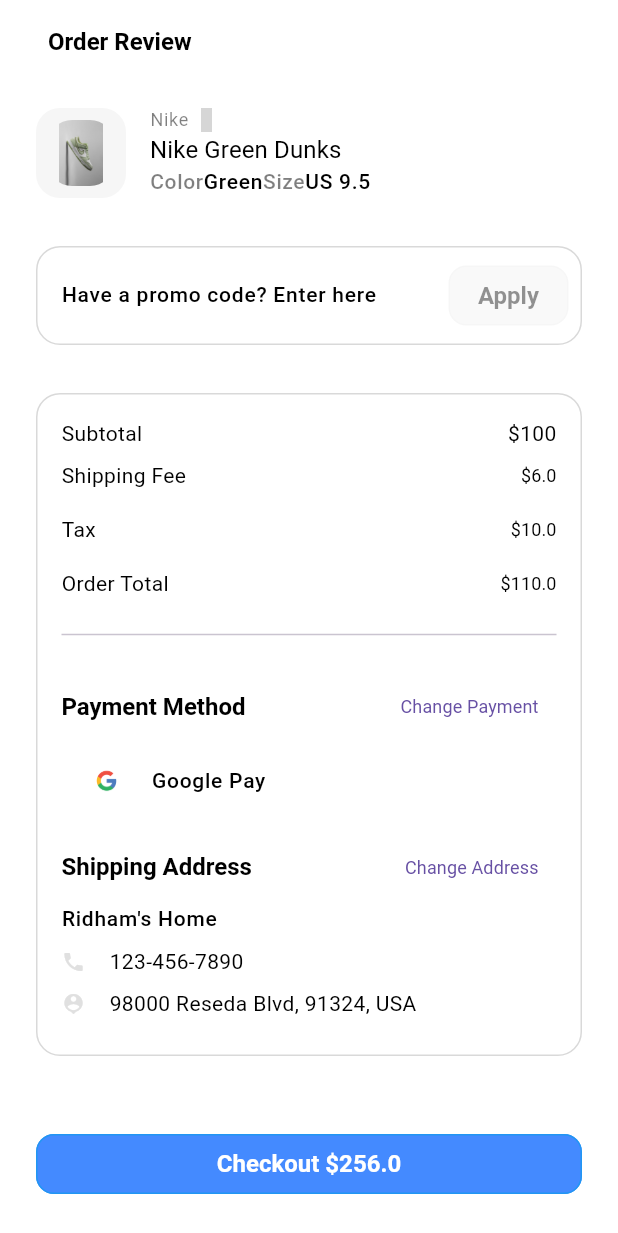
After one commit to Ridhampatel23/Flutter_Ecom_app, a Flutter app: the CheckoutScreen screen opened directly, scrolled down 100 dp, after a tap on "Apply", on a phone screen of 412 x 824 dp. The commit adds this screen. Shown: the top 1233 px of the screen. Run offline on Flutter 3.47's test engine with Material 3 defaults, Android fonts, the phone set to English and light mode, and no system bars; our stand-ins replace carousel_slider, flutter_rating_bar, get, get_storage, iconsax, logger and 2 more; accounts and stored records are empty; grey boxes are pictures that could not be loaded.

Commit message:
Final Order Review Screen (Non - Backend)

```diff
--- /dev/null
+++ b/lib/common/widgets/products/cart/coupon_widget.dart
@@ -0,0 +1,57 @@
+import 'package:flutter/material.dart';
+
+import '../../../../utils/constants/colors.dart';
+import '../../../../utils/constants/sizes.dart';
+import '../../../../utils/helpers/helper_functions.dart';
+import '../../custom_shapes/containers/rounded_container.dart';
+
+class ecomCouponCode extends StatelessWidget {
+  const ecomCouponCode({
+    super.key,
+  });
+
+
+
+  @override
+  Widget build(BuildContext context) {
+    final dark = ecomHelperFunctions.isDarkMode(context);
+    return ecomRoundedContainer(
+        showBorder: true,
+        bgColor: ecomHelperFunctions.isDarkMode(context)
+            ? ecomColors.dark
+            : ecomColors.whiteColor,
+        padding: const EdgeInsets.only(
+            top: ecomSizes.small,
+            bottom: ecomSizes.small,
+            right: ecomSizes.small,
+            left: ecomSizes.medium),
+        child: Row(
+          children: [
+            Flexible(
+              child: TextFormField(
+                decoration: const InputDecoration(
+                    hintText: "Have a promo code? Enter here",
+                    focusedBorder: InputBorder.none,
+                    enabledBorder: InputBorder.none,
+                    border: InputBorder.none,
+                    errorBorder: InputBorder.none,
+                    disabledBorder: InputBorder.none),
+              ),
+            ),
+            SizedBox(
+              width: 80,
+              child: ElevatedButton(
+                onPressed: () {},
+                child: const Text("Apply"),
+                //we use style from to keep all the other styles but change a few
+                style: ElevatedButton.styleFrom(
+                  foregroundColor: dark ? ecomColors.whiteColor.withOpacity(0.5) : ecomColors.dark.withOpacity(0.5),
+                  backgroundColor: ecomColors.greyColor.withOpacity(0.2),
+                  side: BorderSide(color: ecomColors.greyColor.withOpacity(0.1)),
+                ),
+              ),
+            ),
+          ],
+        ));
+  }
+}
--- a/lib/features/shop/screens/cart/cart.dart
+++ b/lib/features/shop/screens/cart/cart.dart
@@ -1,6 +1,10 @@
 import 'package:ecom_store/common/widgets/products/product_cards/product_price.dart';
+import 'package:ecom_store/features/shop/screens/cart/widgets/cart_items.dart';
+import 'package:ecom_store/features/shop/screens/checkout/checkout.dart';
 import 'package:ecom_store/utils/constants/colors.dart';
 import 'package:flutter/material.dart';
+import 'package:get/get.dart';
+import 'package:get/get_core/src/get_main.dart';
 import 'package:iconsax/iconsax.dart';
 
 import '../../../../common/widgets/appbar/appbar.dart';
@@ -21,38 +25,13 @@ class CartScreen extends StatelessWidget {
       appBar: ecomAppBar(
         title: Text("Cart", style: Theme.of(context).textTheme.headlineSmall),
       ),
-      body: Padding(
+      body: const Padding(
         padding: EdgeInsets.all(ecomSizes.defaultSpace),
-        child: ListView.separated(
-          shrinkWrap: true,
-          separatorBuilder: (_, __) =>
-              const SizedBox(height: ecomSizes.spaceBtwnSections),
-          itemCount: 11,
-          itemBuilder: (_, index) => Column(
-            children: [
-              const ecomCartItem(),
-              const SizedBox(height: ecomSizes.spaceBtwnItems),
-              Row(
-                mainAxisAlignment: MainAxisAlignment.spaceBetween,
-                children: [
-                  Row(
-                    children: [
-                      const SizedBox(width: 70),
-
-                      /// Add Remove Buttons
-                      ecomProductQuantityWithAddRemoveButtons(),
-                    ],
-                  ),
-                  ecomProductPriceText(price: "256"),
-                ],
-              ),
-            ],
-          ),
-        ),
+        child: ecomCartItems(),
       ),
       bottomNavigationBar: Padding(
         padding: const EdgeInsets.all(ecomSizes.defaultSpace),
-        child: ElevatedButton(onPressed: () {}, child: const Text("Checkout \$256.0")),
+        child: ElevatedButton(onPressed: () => Get.to(() => const CheckoutScreen()), child: const Text("Checkout \$256.0")),
       ),
     );
   }
--- /dev/null
+++ b/lib/features/shop/screens/cart/widgets/cart_items.dart
@@ -0,0 +1,45 @@
+import 'package:flutter/material.dart';
+
+import '../../../../../common/widgets/products/cart/add_remove_button.dart';
+import '../../../../../common/widgets/products/cart/cart_item.dart';
+import '../../../../../common/widgets/products/product_cards/product_price.dart';
+import '../../../../../utils/constants/sizes.dart';
+
+class ecomCartItems extends StatelessWidget {
+  const ecomCartItems({super.key, this.showAddRemoveButtons = true});
+
+  final bool  showAddRemoveButtons;
+
+  @override
+  Widget build(BuildContext context) {
+    return ListView.separated(
+      shrinkWrap: true,
+      separatorBuilder: (_, __) =>
+      const SizedBox(height: ecomSizes.spaceBtwnSections),
+      itemCount: 2,
+      itemBuilder: (_, index) => Column(
+        children: [
+          const ecomCartItem(),
+          if (showAddRemoveButtons) const SizedBox(height: ecomSizes.spaceBtwnItems),
+
+          /// Add Remove Buttons
+          if (showAddRemoveButtons)
+            const Row(
+            mainAxisAlignment: MainAxisAlignment.spaceBetween,
+            children: [
+              Row(
+                children: [
+                  SizedBox(width: 70),
+
+
+                  ecomProductQuantityWithAddRemoveButtons(),
+                ],
+              ),
+              ecomProductPriceText(price: "256"),
+            ],
+          ),
+        ],
+      ),
+    );
+  }
+}
--- /dev/null
+++ b/lib/features/shop/screens/checkout/checkout.dart
@@ -0,0 +1,87 @@
+import 'package:ecom_store/common/widgets/custom_shapes/containers/rounded_container.dart';
+import 'package:ecom_store/common/widgets/success_screen/success_screen.dart';
+import 'package:ecom_store/features/shop/screens/cart/widgets/cart_items.dart';
+import 'package:ecom_store/features/shop/screens/checkout/widgets/billing_address_section.dart';
+import 'package:ecom_store/features/shop/screens/checkout/widgets/billing_amount_section.dart';
+import 'package:ecom_store/features/shop/screens/checkout/widgets/billing_payment_section.dart';
+import 'package:ecom_store/navigation_menu.dart';
+import 'package:ecom_store/utils/constants/colors.dart';
+import 'package:ecom_store/utils/constants/images_strings.dart';
+import 'package:ecom_store/utils/constants/sizes.dart';
+import 'package:ecom_store/utils/helpers/helper_functions.dart';
+import 'package:flutter/material.dart';
+import 'package:get/get.dart';
+import 'package:get/get_core/src/get_main.dart';
+
+import '../../../../common/widgets/appbar/appbar.dart';
+import '../../../../common/widgets/products/cart/coupon_widget.dart';
+
+class CheckoutScreen extends StatelessWidget {
+  const CheckoutScreen({super.key});
+
+  @override
+  Widget build(BuildContext context) {
+    final dark = ecomHelperFunctions.isDarkMode(context);
+    return Scaffold(
+      appBar: ecomAppBar(
+        title: Text("Order Review",
+            style: Theme.of(context).textTheme.headlineSmall),
+      ),
+      body: SingleChildScrollView(
+        scrollDirection: Axis.vertical,
+        child: Padding(
+          padding: const EdgeInsets.all(ecomSizes.defaultSpace),
+          child: Column(
+            children: [
+              /// -- Items in the cart
+              const ecomCartItems(showAddRemoveButtons: false),
+              const SizedBox(height: ecomSizes.spaceBtwnSections),
+
+              /// -- Coupons and Promo Codes
+              const ecomCouponCode(),
+              const SizedBox(height: ecomSizes.spaceBtwnSections),
+
+              /// -- Billing Section
+              ecomRoundedContainer(
+                padding: EdgeInsets.all(ecomSizes.medium),
+                showBorder: true,
+                bgColor: dark ? Colors.black : ecomColors.whiteColor,
+                child: const Column(
+                  children: [
+                    /// Pricing
+                    ecomBillingAmountSection(),
+                    SizedBox(height: ecomSizes.spaceBtwnItems),
+
+                    /// Divider
+                    Divider(),
+                    SizedBox(height: ecomSizes.spaceBtwnItems),
+
+                    ///  Payment Methods
+                    ecomBillingPaymentSection(),
+                    SizedBox(height: ecomSizes.spaceBtwnItems),
+
+                    ///  Address
+                    ecomBillingAddressSection(),
+                  ],
+                ),
+              )
+            ],
+          ),
+        ),
+      ),
+      bottomNavigationBar: Padding(
+        padding: const EdgeInsets.all(ecomSizes.defaultSpace),
+        child: ElevatedButton(
+            onPressed: () => Get.to(
+                  () => SuccessScreen(
+                    image: ecomImages.onBoardingImage3,
+                    title: "Payment Success",
+                    subTitle: "Your Item will be shipped soon!",
+                    onPressed: () => Get.offAll(() => const NavigationMenu()),
+                  ),
+                ),
+            child: const Text("Checkout \$256.0")),
+      ),
+    );
+  }
+}
--- /dev/null
+++ b/lib/features/shop/screens/checkout/widgets/billing_address_section.dart
@@ -0,0 +1,39 @@
+import 'package:ecom_store/common/widgets/texts/section_heading.dart';
+import 'package:ecom_store/utils/constants/colors.dart';
+import 'package:ecom_store/utils/constants/sizes.dart';
+import 'package:flutter/material.dart';
+
+class ecomBillingAddressSection extends StatelessWidget {
+  const ecomBillingAddressSection({super.key});
+
+  @override
+  Widget build(BuildContext context) {
+    return Column(
+      crossAxisAlignment: CrossAxisAlignment.start,
+      children: [
+        ecomSectionHeading(title: "Shipping Address", buttonTitle: "Change Address", onPressed: (){}),
+        Text("Ridham's Home", style: Theme.of(context).textTheme.bodyLarge),
+        const SizedBox(height: ecomSizes.spaceBtwnItems / 2),
+
+        Row(
+          children: [
+          Icon(Icons.phone, color: ecomColors.greyColor, size: 16),
+            SizedBox(width: ecomSizes.spaceBtwnItems),
+            Text("123-456-7890", style: Theme.of(context).textTheme.bodyMedium),
+          ],
+        ),
+        const SizedBox(height: ecomSizes.spaceBtwnItems / 2),
+
+        Row(
+          children: [
+          Icon(Icons.location_history, color: ecomColors.greyColor, size: 16),
+            SizedBox(width: ecomSizes.spaceBtwnItems),
+            Expanded(child: Text("98000 Reseda Blvd, 91324, USA", style: Theme.of(context).textTheme.bodyMedium, softWrap: true)),
+          ],
+        ),
+        const SizedBox(height: ecomSizes.spaceBtwnItems / 2),
+
+      ],
+    );
+  }
+}
--- /dev/null
+++ b/lib/features/shop/screens/checkout/widgets/billing_amount_section.dart
@@ -0,0 +1,54 @@
+import 'package:ecom_store/utils/constants/sizes.dart';
+import 'package:flutter/material.dart';
+
+class ecomBillingAmountSection extends StatelessWidget {
+  const ecomBillingAmountSection({super.key});
+
+  @override
+  Widget build(BuildContext context) {
+    return Column(
+      children: [
+        ///SubTotal
+        Row(
+          mainAxisAlignment: MainAxisAlignment.spaceBetween,
+          children: [
+            Text("Subtotal", style: Theme.of(context).textTheme.bodyMedium),
+            Text("\$100", style: Theme.of(context).textTheme.bodyMedium),
+          ],
+        ),
+        const SizedBox(height: ecomSizes.spaceBtwnItems / 2),
+
+        ///Shipping Fee
+        Row(
+          mainAxisAlignment: MainAxisAlignment.spaceBetween,
+          children: [
+            Text("Shipping Fee", style: Theme.of(context).textTheme.bodyMedium),
+            Text("\$6.0", style: Theme.of(context).textTheme.labelLarge),
+          ],
+        ),
+        const SizedBox(height: ecomSizes.spaceBtwnItems),
+
+        /// Tax
+        Row(
+          mainAxisAlignment: MainAxisAlignment.spaceBetween,
+          children: [
+            Text("Tax", style: Theme.of(context).textTheme.bodyMedium),
+            Text("\$10.0", style: Theme.of(context).textTheme.labelLarge),
+          ],
+        ),
+
+        const SizedBox(height: ecomSizes.spaceBtwnItems),
+
+        /// Order Total
+        Row(
+          mainAxisAlignment: MainAxisAlignment.spaceBetween,
+          children: [
+            Text("Order Total", style: Theme.of(context).textTheme.bodyMedium),
+            Text("\$110.0", style: Theme.of(context).textTheme.labelLarge),
+          ],
+        ),
+
+      ],
+    );
+  }
+}
--- /dev/null
+++ b/lib/features/shop/screens/checkout/widgets/billing_payment_section.dart
@@ -0,0 +1,35 @@
+import 'package:ecom_store/common/widgets/custom_shapes/containers/rounded_container.dart';
+import 'package:ecom_store/common/widgets/texts/section_heading.dart';
+import 'package:ecom_store/utils/constants/colors.dart';
+import 'package:ecom_store/utils/constants/images_strings.dart';
+import 'package:ecom_store/utils/constants/sizes.dart';
+import 'package:ecom_store/utils/helpers/helper_functions.dart';
+import 'package:flutter/material.dart';
+
+class ecomBillingPaymentSection extends StatelessWidget {
+  const ecomBillingPaymentSection({super.key});
+
+  @override
+  Widget build(BuildContext context) {
+    final dark = ecomHelperFunctions.isDarkMode(context);
+    return  Column(
+      children: [
+        ecomSectionHeading(title: "Payment Method", buttonTitle: "Change Payment", onPressed: (){}),
+        const SizedBox(height: ecomSizes.spaceBtwnItems / 2),
+        Row(
+          children: [
+            ecomRoundedContainer(
+              width: 60,
+              height: 35,
+              bgColor: dark ? ecomColors.light : ecomColors.whiteColor,
+              padding: EdgeInsets.all(ecomSizes.small),
+              child: const Image(image: AssetImage(ecomImages.GoogleLogo), fit: BoxFit.contain),
+            ),
+            const SizedBox(height: ecomSizes.spaceBtwnItems / 2),
+            Text("Google Pay", style: Theme.of(context).textTheme.bodyLarge),
+          ],
+        )
+      ],
+    );
+  }
+}
```
